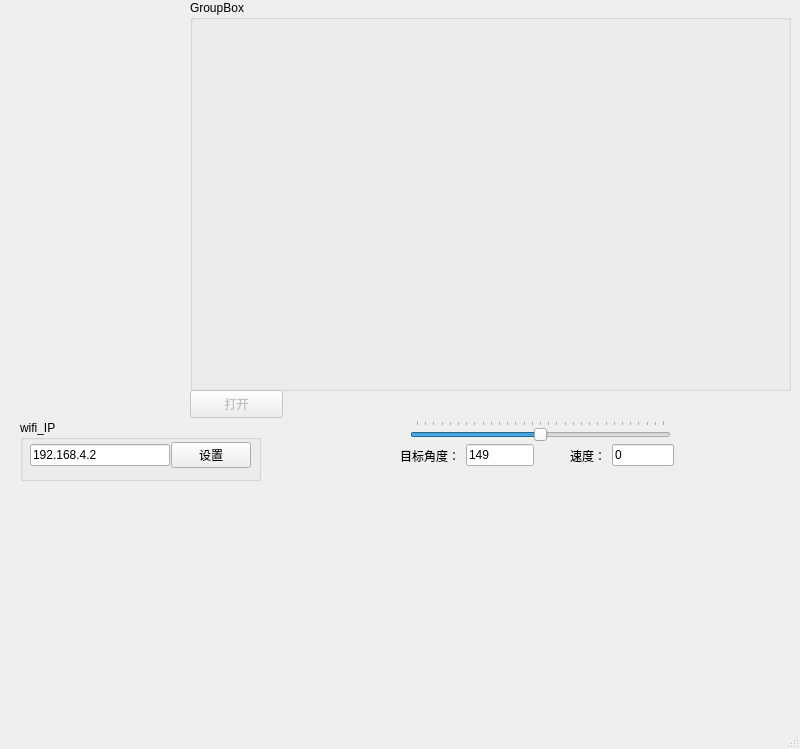
Before: the Qt Designer form python_gui/gui/main_ui.ui in liyunyi1936/foc, drawn with Qt 5.
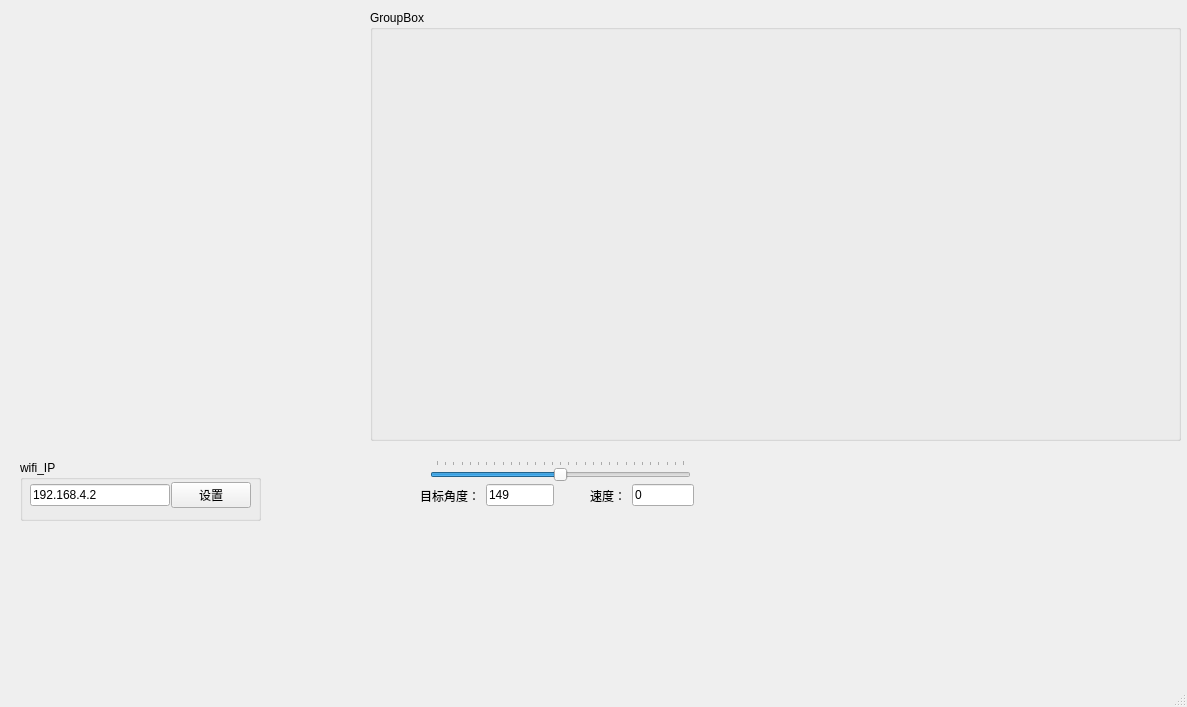
After: the same form once the commit is applied.

```diff
--- a/python_gui/gui/main_ui.ui
+++ b/python_gui/gui/main_ui.ui
@@ -6,8 +6,8 @@
    <rect>
     <x>0</x>
     <y>0</y>
-    <width>800</width>
-    <height>749</height>
+    <width>1187</width>
+    <height>707</height>
    </rect>
   </property>
   <property name="windowTitle">
@@ -18,7 +18,7 @@
     <property name="geometry">
      <rect>
       <x>20</x>
-      <y>420</y>
+      <y>460</y>
       <width>241</width>
       <height>61</height>
      </rect>
@@ -59,8 +59,8 @@
    <widget class="QWidget" name="horizontalLayoutWidget_2">
     <property name="geometry">
      <rect>
-      <x>570</x>
-      <y>440</y>
+      <x>590</x>
+      <y>480</y>
       <width>104</width>
       <height>31</height>
      </rect>
@@ -85,8 +85,8 @@
    <widget class="QSlider" name="velocity_horizontalSlider">
     <property name="geometry">
      <rect>
-      <x>410</x>
-      <y>420</y>
+      <x>430</x>
+      <y>460</y>
       <width>261</width>
       <height>22</height>
      </rect>
@@ -110,8 +110,8 @@
    <widget class="QWidget" name="horizontalLayoutWidget_3">
     <property name="geometry">
      <rect>
-      <x>400</x>
-      <y>440</y>
+      <x>420</x>
+      <y>480</y>
       <width>134</width>
       <height>31</height>
      </rect>
@@ -136,10 +136,10 @@
    <widget class="QGroupBox" name="groupBox_2">
     <property name="geometry">
      <rect>
-      <x>190</x>
-      <y>0</y>
-      <width>601</width>
-      <height>391</height>
+      <x>370</x>
+      <y>10</y>
+      <width>811</width>
+      <height>431</height>
      </rect>
     </property>
     <property name="title">
@@ -150,28 +150,23 @@
       <rect>
        <x>10</x>
        <y>20</y>
-       <width>581</width>
+       <width>791</width>
        <height>361</height>
       </rect>
      </property>
      <layout class="QGridLayout" name="gridLayout"/>
     </widget>
-   </widget>
-   <widget class="QPushButton" name="wifi_recv_open_pushButton">
-    <property name="enabled">
-     <bool>false</bool>
-    </property>
-    <property name="geometry">
-     <rect>
-      <x>190</x>
-      <y>390</y>
-      <width>93</width>
-      <height>28</height>
-     </rect>
-    </property>
-    <property name="text">
-     <string>打开</string>
-    </property>
+    <widget class="QWidget" name="horizontalLayoutWidget_4">
+     <property name="geometry">
+      <rect>
+       <x>10</x>
+       <y>370</y>
+       <width>791</width>
+       <height>51</height>
+      </rect>
+     </property>
+     <layout class="QHBoxLayout" name="tool_layout"/>
+    </widget>
    </widget>
   </widget>
   <widget class="QMenuBar" name="menubar">
```
Left out of the diff: 2 changed lines with no effect on the pictures.
